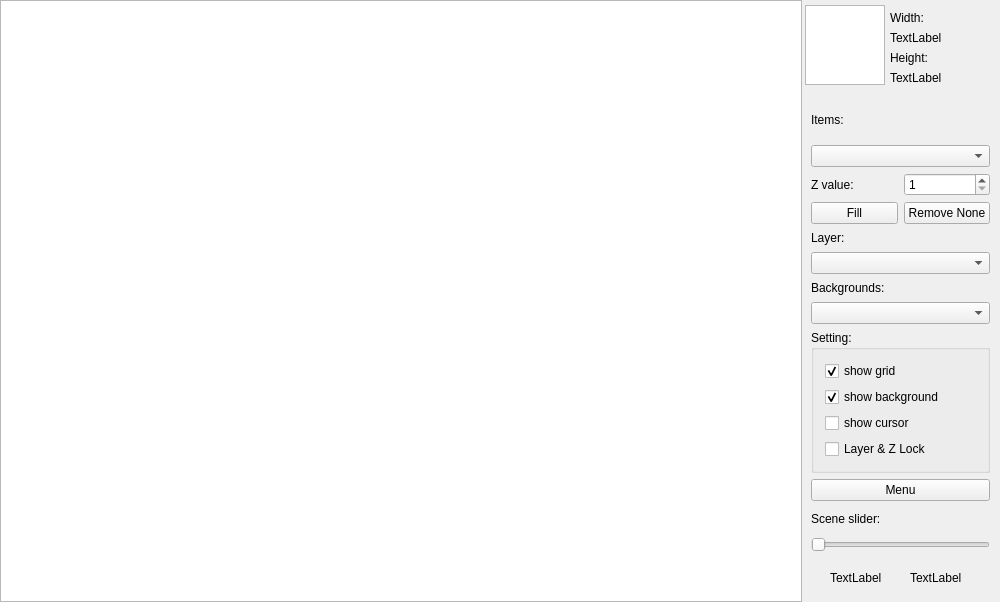
Qt form mainwindow.ui (Vazzi/Stalker-Editor) before a commit.
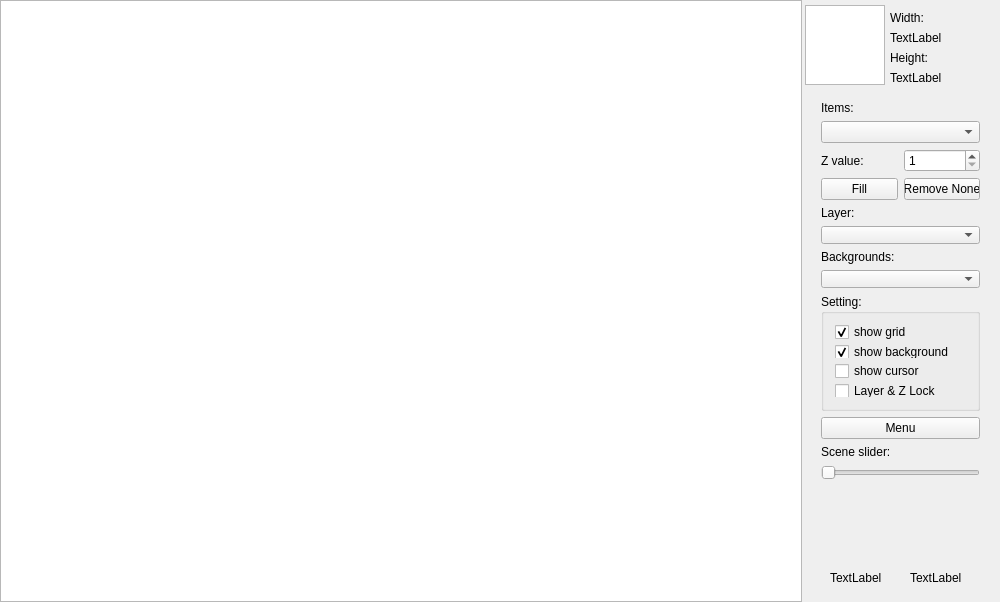
The same form after that commit.

```diff
--- a/mainwindow.ui
+++ b/mainwindow.ui
@@ -169,10 +169,10 @@
    <widget class="QWidget" name="layoutWidget">
     <property name="geometry">
      <rect>
-      <x>800</x>
+      <x>810</x>
       <y>90</y>
-      <width>201</width>
-      <height>473</height>
+      <width>181</width>
+      <height>401</height>
      </rect>
     </property>
     <layout class="QVBoxLayout" name="verticalLayout_6">
```
